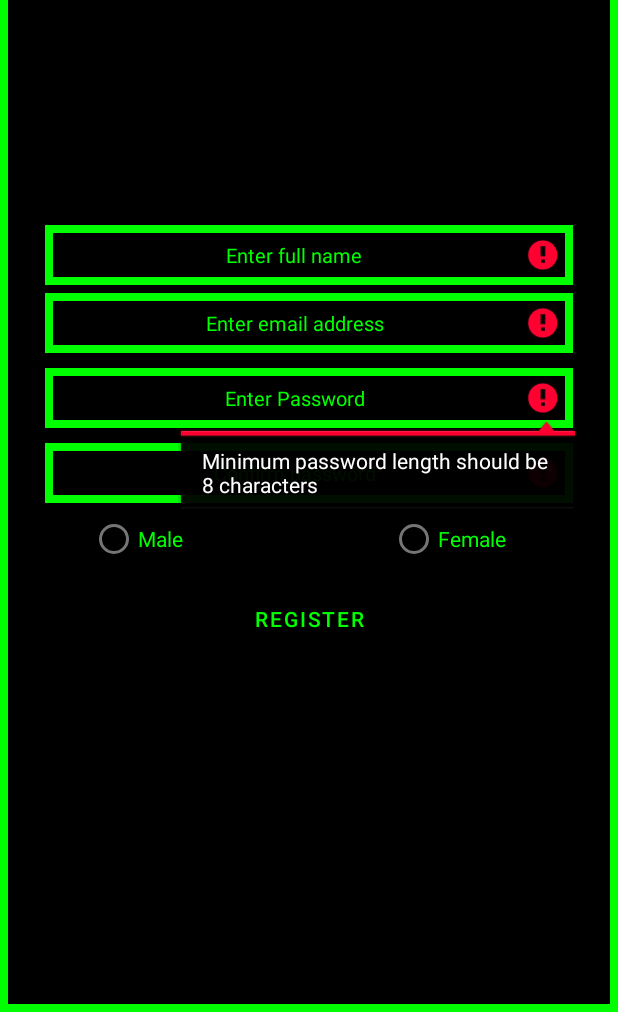
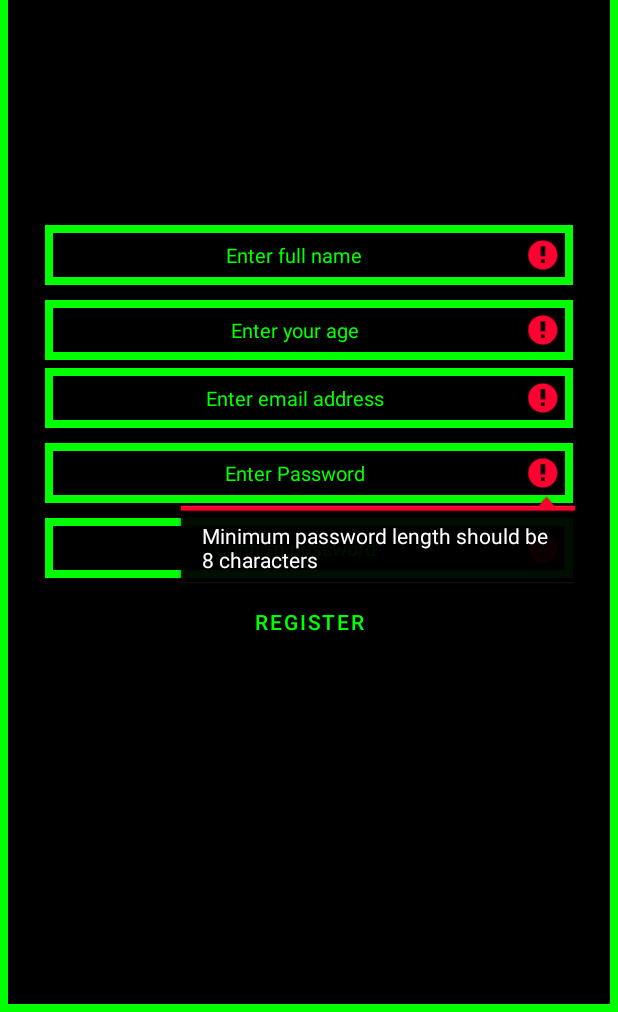
Before and after one commit to Xeals-Senpai/BioSecure, an Android app: the RegisterUser screen opened directly, with no data from a screen before it, after a tap on "REGISTER", on a phone screen of 412 x 824 dp, the part 224-1236 px from its top. Run offline under Robolectric (Android 15) with nearby library versions, the phone set to English and light mode, and no system bars; our stand-ins replace Firebase (no records; nobody signed in at launch, a user with empty details on screens opened directly).

```diff
--- a/app/src/main/java/Main/RegisterUser.java
+++ b/app/src/main/java/Main/RegisterUser.java
@@ -5,6 +5,7 @@ import androidx.appcompat.app.AppCompatActivity;
 
 import android.content.Intent;
 import android.os.Bundle;
+import android.util.Patterns;
 import android.view.View;
 import android.widget.*;
 
@@ -17,8 +18,7 @@ import com.google.firebase.database.FirebaseDatabase;
 
 public class RegisterUser extends AppCompatActivity implements View.OnClickListener {
     private FirebaseAuth mAuth;
-    private EditText editFname, editPasswd, editEmail, editConPasswd;
-    private RadioGroup genderGroup;
+    private EditText editFname, editAge, editPasswd, editEmail, editConPasswd;
 
     @Override
     protected void onCreate(Bundle savedInstanceState) {
@@ -29,10 +29,11 @@ public class RegisterUser extends AppCompatActivity implements View.OnClickListe
 
         TextView apptitle = findViewById(R.id.BioSecure);
         editFname = findViewById(R.id.full_nameText);
+        editAge = findViewById(R.id.ageText);
         editPasswd = findViewById(R.id.passwordText);
         editConPasswd = findViewById(R.id.confirmPasswordText);
         editEmail = findViewById(R.id.emailText);
-        genderGroup = findViewById(R.id.genderGroup);
+
         Button registerButton = findViewById(R.id.registerButton);
 
         apptitle.setOnClickListener(this);
@@ -53,18 +54,28 @@ public class RegisterUser extends AppCompatActivity implements View.OnClickListe
 
     private void registerUser() {
         String full_name = editFname.getText().toString().trim();
+        String age = editAge.getText().toString().trim();
         String email = editEmail.getText().toString().trim();
         String passwd = editPasswd.getText().toString().trim();
         String conPasswd = editConPasswd.getText().toString().trim();
-        String gender = getUsergender();
 
         if (full_name.isEmpty()) {
             editFname.setError("Full name is required!");
             editFname.requestFocus();
         }
 
+        if (age.isEmpty()) {
+            editAge.setError("Age is required");
+            editAge.requestFocus();
+        }
+
         if (email.isEmpty()) {
             editEmail.setError("Email is required");
+            editEmail.requestFocus();
+        }
+
+        if (!Patterns.EMAIL_ADDRESS.matcher(email).matches()) {
+            editEmail.setError("Please provide a valid email");
             editEmail.requestFocus();
         }
 
@@ -94,7 +105,7 @@ public class RegisterUser extends AppCompatActivity implements View.OnClickListe
                     @Override
                     public void onComplete(@NonNull Task<AuthResult> task) {
                         if (task.isSuccessful()) {
-                            UserAccount user = new UserAccount(full_name, email, gender);
+                            UserAccount user = new UserAccount(full_name, email, age);
                             FirebaseDatabase.getInstance().getReference("UserAccount")
                                     .child(FirebaseAuth.getInstance().getCurrentUser().getUid())
                                     .setValue(user).addOnCompleteListener(new OnCompleteListener<Void>() {
@@ -112,9 +123,4 @@ public class RegisterUser extends AppCompatActivity implements View.OnClickListe
                     }
                 });
     }
-
-    private String getUsergender() {
-        RadioGroup rg = findViewById(R.id.genderGroup);
-        return ((RadioButton) findViewById(rg.getCheckedRadioButtonId())).getText().toString();
-    }
 }
--- a/app/src/main/java/Main/UserAccount.java
+++ b/app/src/main/java/Main/UserAccount.java
@@ -1,13 +1,13 @@
 package Main;
 
 public class UserAccount {
-    public String fullname, email, gender;
+    public String fullname, email, age;
 
     public UserAccount() {}
 
-    public UserAccount(String full_name, String email, String gender) {
+    public UserAccount(String full_name, String email, String age) {
         this.fullname = full_name;
         this.email = email;
-        this.gender = gender;
+        this.age = age;
     }
 }
--- a/app/src/main/res/layout/loginscreen.xml
+++ b/app/src/main/res/layout/loginscreen.xml
@@ -27,7 +27,7 @@
         android:layout_height="wrap_content"
         android:layout_marginTop="400dp"
         android:background="@drawable/border"
-        android:hint="@string/label1"
+        android:hint="@string/emailLabel"
         android:importantForAutofill="no"
         android:padding="10dp"
         android:textAlignment="center"
--- a/app/src/main/res/layout/register_user.xml
+++ b/app/src/main/res/layout/register_user.xml
@@ -20,13 +20,30 @@
         android:padding="10dp"
         android:layout_gravity="center"
         android:background="@drawable/border"/>
+
     <EditText
         android:id="@+id/full_nameText"
         android:layout_width="match_parent"
         android:layout_height="wrap_content"
         android:layout_marginTop="150dp"
         android:background="@drawable/border"
+        android:inputType="text"
         android:hint="@string/full_name"
+        android:importantForAutofill="no"
+        android:padding="10dp"
+        android:textAlignment="center"
+        android:textColor="#00FF00"
+        android:textColorHint="#00FF00"
+        android:textSize="13sp"/>
+
+    <EditText
+        android:id="@+id/ageText"
+        android:layout_width="match_parent"
+        android:layout_height="wrap_content"
+        android:layout_marginTop="10dp"
+        android:background="@drawable/border"
+        android:inputType="number"
+        android:hint="@string/enter_your_age"
         android:importantForAutofill="no"
         android:padding="10dp"
         android:textAlignment="center"
@@ -40,6 +57,7 @@
         android:layout_height="wrap_content"
         android:layout_marginTop="5dp"
         android:background="@drawable/border"
+        android:inputType="textEmailAddress"
         android:hint="@string/emailLabel"
         android:importantForAutofill="no"
         android:padding="10dp"
@@ -54,6 +72,7 @@
         android:layout_height="wrap_content"
         android:layout_marginTop="10dp"
         android:background="@drawable/border"
+        android:inputType="textPassword"
         android:hint="@string/enter_password"
         android:importantForAutofill="no"
         android:padding="10dp"
@@ -68,6 +87,7 @@
         android:layout_height="wrap_content"
         android:layout_marginTop="10dp"
         android:background="@drawable/border"
+        android:inputType="textPassword"
         android:hint="@string/confirm_password"
         android:importantForAutofill="no"
         android:padding="10dp"
@@ -75,34 +95,6 @@
         android:textColor="#00FF00"
         android:textColorHint="#00FF00"
         android:textSize="13sp"/>
-
-    <RadioGroup
-        android:layout_width="match_parent"
-        android:layout_height="wrap_content"
-        android:id="@+id/genderGroup"
-        android:orientation="horizontal">
-
-        <RadioButton
-            android:layout_width="150dp"
-            android:layout_height="wrap_content"
-            android:id="@+id/maleGender"
-            android:hint="@string/maleGenderLabel"
-            android:textColorHint="#00FF00"
-            android:layout_gravity="left"
-            android:layout_marginStart="30dp"
-            android:checked="false"/>
-
-        <RadioButton
-            android:id="@+id/femaleGender"
-            android:layout_width="150dp"
-            android:layout_height="wrap_content"
-            android:hint="@string/femaleGenderLabel"
-            android:textColorHint="#00FF00"
-            android:layout_gravity="right"
-            android:layout_marginStart="50dp"
-            android:checked="false"/>
-
-    </RadioGroup>
 
     <Button
         android:layout_width="match_parent"
--- a/app/src/main/res/values/strings.xml
+++ b/app/src/main/res/values/strings.xml
@@ -4,11 +4,10 @@
     <string name="userTextField">Enter Username</string>
     <string name="login">Login</string>
     <string name="enter_password">Enter Password</string>
-    <string name="label1">Enter Username, Email or Mobile number</string>
+    <string name="label1">Enter your email address</string>
     <string name="register">Register</string>
     <string name="full_name">Enter full name</string>
     <string name="emailLabel">Enter email address</string>
     <string name="confirm_password">Confirm password</string>
-    <string name="maleGenderLabel">Male</string>
-    <string name="femaleGenderLabel">Female</string>
+    <string name="enter_your_age">Enter your age</string>
 </resources>
```
